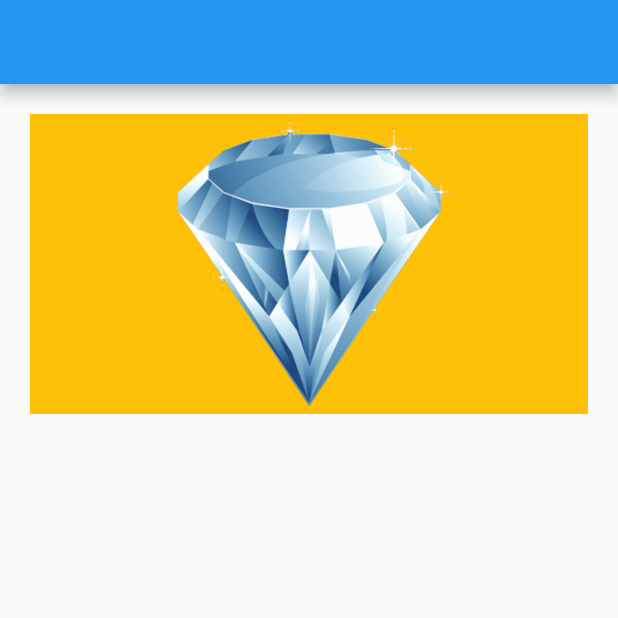
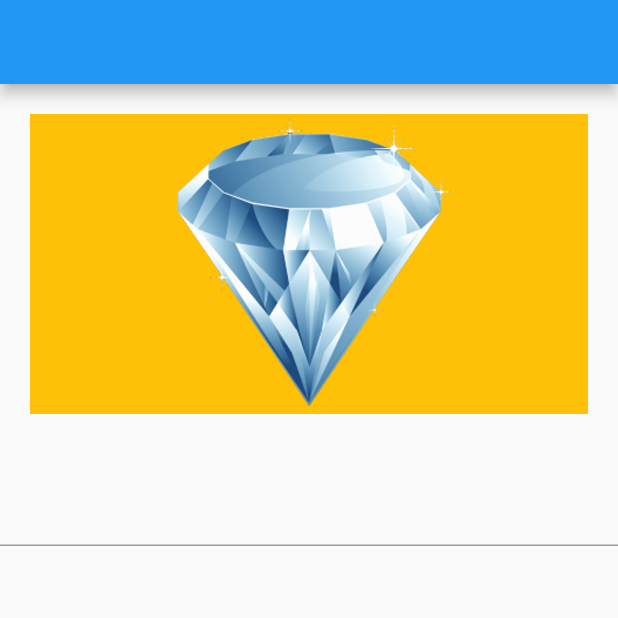
Before and after one commit to munksirgardazi/My_fourth_application, a Flutter app: the screen it shows after launch, on a phone screen of 412 x 824 dp, the top half of it. Run offline on Flutter 3.47's test engine with Material 2 defaults, Android fonts, the light colour scheme and no system bars.

Commit message:
changes made

```diff
--- a/flutter_application_5/lib/Views/home_page.dart
+++ b/flutter_application_5/lib/Views/home_page.dart
@@ -1,9 +1,16 @@
 import 'package:flutter/material.dart';
 import 'package:flutter_application_5/Views/second_page.dart';
 
-class HomePage extends StatelessWidget {
-  const HomePage({Key? key}) : super(key: key);
+class HomePage extends StatefulWidget {
+  HomePage({Key? key}) : super(key: key);
 
+  @override
+  State<HomePage> createState() => _HomePageState();
+}
+
+class _HomePageState extends State<HomePage> {
+  final TextEditingController textController = TextEditingController();
+  String? text;
   @override
   Widget build(BuildContext context) {
     return Scaffold(
@@ -15,7 +22,9 @@ class HomePage extends StatelessWidget {
             child: InkWell(
               onTap: () {
                 Navigator.of(context).push(MaterialPageRoute(
-                    builder: (context) => const SecondPage()));
+                    builder: (context) => SecondPage(
+                          name: textController.text,
+                        )));
               },
               child: Container(
                 height: 200,
@@ -29,6 +38,12 @@ class HomePage extends StatelessWidget {
               ),
             ),
           ),
+          const SizedBox(
+            height: 20,
+          ),
+          TextField(
+            controller: textController,
+          )
         ],
       ),
     );
--- a/flutter_application_5/lib/main.dart
+++ b/flutter_application_5/lib/main.dart
@@ -13,7 +13,7 @@ class MyApp extends StatelessWidget {
   Widget build(BuildContext context) {
     return MaterialApp(
       theme: ThemeData(),
-      home: const HomePage(),
+      home: HomePage(),
     );
   }
 }
```
Also changed, not shown: flutter_application_5/lib/Views/second_page.dart (+10 -2 lines).
